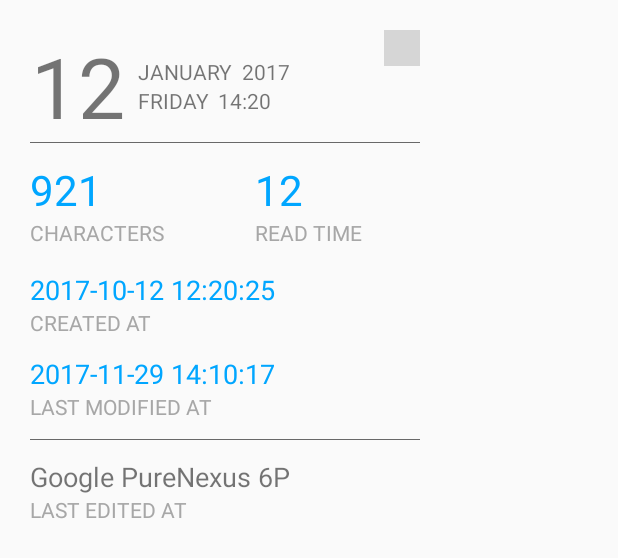
After one commit to acercow/OneDay-Android, an Android app: the layout dialog_note_info.xml on its own in the app's theme, with its tools: preview values and no code run, on a phone screen of 412 x 824 dp. The commit adds this screen. Shown: the top 558 px of the screen. Run offline under Robolectric (Android 15) with nearby library versions, the phone set to English and light mode, and no system bars; grey boxes are pictures that could not be loaded.

Commit message:
note info dialog

```diff
--- a/app/src/main/AndroidManifest.xml
+++ b/app/src/main/AndroidManifest.xml
@@ -34,10 +34,6 @@
             android:label="@string/title_activity_edit_note"
             android:windowSoftInputMode="adjustResize"
             android:theme="@style/AppTheme.LightStatusBar" />
-        <activity
-            android:name=".note.preview.MainActivity"
-            android:label="@string/title_activity_main"
-            android:theme="@style/AppTheme.NoActionBar" />
     </application>
 
 </manifest>
--- /dev/null
+++ b/app/src/main/java/com/acercow/oneday/dialog/NoteInfoDialog.java
@@ -0,0 +1,26 @@
+package com.acercow.oneday.dialog;
+
+
+import android.os.Bundle;
+import android.support.annotation.Nullable;
+import android.support.v7.app.AppCompatDialogFragment;
+import android.view.LayoutInflater;
+import android.view.View;
+import android.view.ViewGroup;
+
+import com.acercow.oneday.R;
+
+/**
+ * Created by zhaosen on 2018/3/6.
+ */
+
+public class NoteInfoDialog extends AppCompatDialogFragment {
+
+
+    @Nullable
+    @Override
+    public View onCreateView(LayoutInflater inflater, @Nullable ViewGroup container, @Nullable Bundle savedInstanceState) {
+        inflater.inflate(R.layout.dialog_note_info, container);
+        return super.onCreateView(inflater, container, savedInstanceState);
+    }
+}
--- a/app/src/main/java/com/acercow/oneday/note/edit/EditNoteContract.java
+++ b/app/src/main/java/com/acercow/oneday/note/edit/EditNoteContract.java
@@ -1,4 +1,6 @@
 package com.acercow.oneday.note.edit;
+
+import android.content.Intent;
 
 import com.acercow.oneday.BasePresenter;
 import com.acercow.oneday.BaseView;
@@ -35,7 +37,7 @@ public interface EditNoteContract {
         void highlightKeyword(String key);
         void nextKeyword();
         void previousKeyword();
-        void showShareDialog();
+        void showShareDialog(Intent intent);
         void showEmptyError();
         void showInfoDialog();
         void showExportMenu();
--- a/app/src/main/java/com/acercow/oneday/note/edit/EditNoteFragment.java
+++ b/app/src/main/java/com/acercow/oneday/note/edit/EditNoteFragment.java
@@ -3,10 +3,12 @@ package com.acercow.oneday.note.edit;
 
 import android.app.Activity;
 import android.content.Context;
+import android.content.Intent;
 import android.os.Bundle;
 import android.support.annotation.Nullable;
 import android.support.design.widget.FloatingActionButton;
 import android.support.v4.app.Fragment;
+import android.support.v7.widget.ShareActionProvider;
 import android.view.LayoutInflater;
 import android.view.Menu;
 import android.view.MenuInflater;
@@ -33,6 +35,7 @@ public class EditNoteFragment extends BaseFragment implements EditNoteContract.V
     private TextView tvNoteHeaderDate;
     private TextView tvNoteHeaderWeather;
     private TextView tvNoteHeaderEmotion;
+    private ShareActionProvider mShareActionProvider;
 
     public EditNoteFragment() {
         // Required empty public constructor
@@ -198,8 +201,11 @@ public class EditNoteFragment extends BaseFragment implements EditNoteContract.V
     }
 
     @Override
-    public void showShareDialog() {
-
+    public void showShareDialog(Intent shareIntent) {
+        shareIntent.putExtra(Intent.EXTRA_TITLE, etNoteTitle.getText().toString());
+        shareIntent.putExtra(Intent.EXTRA_SUBJECT, etNoteTitle.getText().toString());
+        shareIntent.putExtra(Intent.EXTRA_TEXT, etNoteContent.getText().toString());
+        startActivity(Intent.createChooser(shareIntent, getResources().getString(R.string.app_name)));
     }
 
     @Override
--- a/app/src/main/java/com/acercow/oneday/note/edit/EditNotePresenter.java
+++ b/app/src/main/java/com/acercow/oneday/note/edit/EditNotePresenter.java
@@ -1,5 +1,6 @@
 package com.acercow.oneday.note.edit;
 
+import android.content.Intent;
 import android.text.TextUtils;
 
 import com.acercow.oneday.bean.DocumentType;
@@ -58,7 +59,10 @@ public class EditNotePresenter implements EditNoteContract.Presenter {
 
     @Override
     public void share() {
-
+        Intent shareIntent = new Intent();
+        shareIntent.setAction(Intent.ACTION_SEND);
+        shareIntent.setType("text/plain");
+        mEditNoteView.showShareDialog(shareIntent);
     }
 
 
--- a/app/src/main/java/com/acercow/oneday/note/preview/MainActivity.java
+++ /dev/null
@@ -1,31 +0,0 @@
-package com.acercow.oneday.note.preview;
-
-import android.os.Bundle;
-import android.support.design.widget.FloatingActionButton;
-import android.support.design.widget.Snackbar;
-import android.support.v7.app.AppCompatActivity;
-import android.support.v7.widget.Toolbar;
-import android.view.View;
-
-import com.acercow.oneday.R;
-
-public class MainActivity extends AppCompatActivity {
-
-    @Override
-    protected void onCreate(Bundle savedInstanceState) {
-        super.onCreate(savedInstanceState);
-        setContentView(R.layout.activity_preview_note);
-        Toolbar toolbar = (Toolbar) findViewById(R.id.toolbar);
-        setSupportActionBar(toolbar);
-
-        FloatingActionButton fab = (FloatingActionButton) findViewById(R.id.fab);
-        fab.setOnClickListener(new View.OnClickListener() {
-            @Override
-            public void onClick(View view) {
-                Snackbar.make(view, "Replace with your own action", Snackbar.LENGTH_LONG)
-                        .setAction("Action", null).show();
-            }
-        });
-    }
-
-}
--- a/app/src/main/res/layout/activity_preview_note.xml
+++ b/app/src/main/res/layout/activity_preview_note.xml
@@ -4,7 +4,7 @@
     xmlns:tools="http://schemas.android.com/tools"
     android:layout_width="match_parent"
     android:layout_height="match_parent"
-    tools:context="com.acercow.oneday.note.preview.MainActivity">
+    tools:context="com.acercow.oneday.note.preview.PreviewNoteActivity">
 
     <android.support.design.widget.AppBarLayout
         android:layout_width="match_parent"
--- /dev/null
+++ b/app/src/main/res/layout/dialog_note_info.xml
@@ -0,0 +1,185 @@
+<?xml version="1.0" encoding="utf-8"?>
+<LinearLayout
+    xmlns:android="http://schemas.android.com/apk/res/android"
+    android:layout_width="300dp"
+    android:layout_height="wrap_content"
+    android:padding="20dp"
+    android:orientation="vertical">
+    <LinearLayout
+        android:layout_width="match_parent"
+        android:layout_height="wrap_content"
+        android:orientation="horizontal">
+        <TextView
+            android:id="@+id/note_info_dialog_day"
+            android:layout_width="64dp"
+            android:layout_height="wrap_content"
+            android:gravity="center"
+            android:text="12"
+            android:textSize="56sp"/>
+
+        <RelativeLayout
+            android:layout_width="0dp"
+            android:layout_height="match_parent"
+            android:layout_weight="1"
+            android:layout_marginLeft="8dp"
+            android:gravity="center_vertical">
+            <TextView
+                android:id="@+id/note_info_dialog_month"
+                android:layout_width="wrap_content"
+                android:layout_height="wrap_content"
+                android:text="JANUARY"/>
+            <TextView
+                android:id="@+id/note_info_dialog_year"
+                android:layout_marginLeft="6dp"
+                android:layout_width="wrap_content"
+                android:layout_height="wrap_content"
+                android:layout_toRightOf="@+id/note_info_dialog_month"
+                android:text="2017"/>
+            <TextView
+                android:id="@+id/note_info_dialog_week"
+                android:layout_width="wrap_content"
+                android:layout_height="wrap_content"
+                android:layout_below="@+id/note_info_dialog_year"
+                android:text="FRIDAY"/>
+
+            <TextView
+                android:id="@+id/note_info_dialog_time"
+                android:layout_marginLeft="6dp"
+                android:layout_width="wrap_content"
+                android:layout_height="wrap_content"
+                android:layout_below="@+id/note_info_dialog_year"
+                android:layout_toRightOf="@+id/note_info_dialog_week"
+                android:text="14:20"/>
+        </RelativeLayout>
+
+        <ImageView
+            android:layout_width="24dp"
+            android:layout_height="24dp"
+            android:src="@drawable/ic_dialog_close_light"/>
+    </LinearLayout>
+
+    <View
+        android:layout_width="match_parent"
+        android:layout_height="0.3dp"
+        android:background="@color/noteInfoDiv"/>
+
+    <LinearLayout
+        android:layout_width="match_parent"
+        android:layout_height="wrap_content"
+        android:layout_marginTop="12dp"
+        android:orientation="horizontal"
+        android:baselineAligned="false">
+
+        <LinearLayout
+            android:layout_width="0dp"
+            android:layout_height="wrap_content"
+            android:layout_weight="1"
+            android:orientation="vertical">
+            <TextView
+                android:layout_width="wrap_content"
+                android:layout_height="wrap_content"
+                android:textColor="@color/noteInfoNum"
+                android:text="921"
+                android:textSize="28sp"/>
+
+            <TextView
+                android:layout_width="wrap_content"
+                android:layout_height="wrap_content"
+                android:textColor="@color/noteInfoLabel"
+                android:text="CHARACTERS"/>
+        </LinearLayout>
+
+        <LinearLayout
+            android:layout_width="0dp"
+            android:layout_height="wrap_content"
+            android:layout_marginLeft="40dp"
+            android:layout_weight="1"
+            android:orientation="vertical">
+            <TextView
+                android:layout_width="wrap_content"
+                android:layout_height="wrap_content"
+                android:textColor="@color/noteInfoNum"
+                android:text="12"
+                android:textSize="28sp"/>
+
+            <TextView
+                android:layout_width="wrap_content"
+                android:layout_height="wrap_content"
+                android:textColor="@color/noteInfoLabel"
+                android:text="READ TIME"/>
+        </LinearLayout>
+
+
+    </LinearLayout>
+
+    <LinearLayout
+        android:layout_width="match_parent"
+        android:layout_height="wrap_content"
+        android:layout_marginTop="16dp"
+        android:orientation="vertical">
+
+        <LinearLayout
+            android:layout_width="match_parent"
+            android:layout_height="wrap_content"
+            android:orientation="vertical">
+            <TextView
+                android:layout_width="wrap_content"
+                android:layout_height="wrap_content"
+                android:textColor="@color/noteInfoNum"
+                android:text="2017-10-12 12:20:25"
+                android:textSize="18sp"/>
+            <TextView
+                android:layout_width="wrap_content"
+                android:layout_height="wrap_content"
+                android:textColor="@color/noteInfoLabel"
+                android:text="CREATED AT"/>
+        </LinearLayout>
+
+        <LinearLayout
+            android:layout_width="match_parent"
+            android:layout_height="wrap_content"
+            android:layout_marginTop="12dp"
+            android:orientation="vertical">
+            <TextView
+                android:layout_width="wrap_content"
+                android:layout_height="wrap_content"
+                android:textColor="@color/noteInfoNum"
+                android:text="2017-11-29 14:10:17"
+                android:textSize="18sp"/>
+
+            <TextView
+                android:layout_width="wrap_content"
+                android:layout_height="wrap_content"
+                android:textColor="@color/noteInfoLabel"
+                android:text="LAST MODIFIED AT"/>
+        </LinearLayout>
+
+
+    </LinearLayout>
+
+    <View
+        android:layout_width="match_parent"
+        android:layout_height="0.3dp"
+        android:layout_marginTop="12dp"
+        android:background="@color/noteInfoDiv"/>
+
+    <LinearLayout
+        android:layout_width="match_parent"
+        android:layout_height="wrap_content"
+        android:layout_marginTop="12dp"
+        android:layout_marginBottom="32dp"
+        android:orientation="vertical">
+        <TextView
+            android:layout_width="wrap_content"
+            android:layout_height="wrap_content"
+            android:text="Google PureNexus 6P"
+            android:textSize="18sp"/>
+
+        <TextView
+            android:layout_width="wrap_content"
+            android:layout_height="wrap_content"
+            android:textColor="@color/noteInfoLabel"
+            android:text="LAST EDITED AT"/>
+    </LinearLayout>
+
+</LinearLayout>
--- a/app/src/main/res/menu/menu_edit_note.xml
+++ b/app/src/main/res/menu/menu_edit_note.xml
@@ -7,7 +7,7 @@
         android:title="@string/menu_note_share"
         android:icon="@drawable/ic_open_in_new_black_24dp"
         android:orderInCategory="100"
-        app:showAsAction="ifRoom"/>
+        app:showAsAction="ifRoom" />
 
     <item
         android:id="@+id/action_note_info"
--- a/app/src/main/res/values/colors.xml
+++ b/app/src/main/res/values/colors.xml
@@ -15,6 +15,10 @@
     <!--Note-->
     <color name="noteTextColor">#686868</color>
     <color name="noteBackgroundColor">#FFFFFF</color>
-    <color name="toobarMenuIconColor">#686868</color>
+    <color name="toolbarMenuIconColor">#686868</color>
+    <color name="noteInfoDiv">#686868</color>
+    <color name="noteInfoLabel">#a7a7a7</color>
+    <color name="noteInfoNum">#00a6ff</color>
+
 
 </resources>
```
